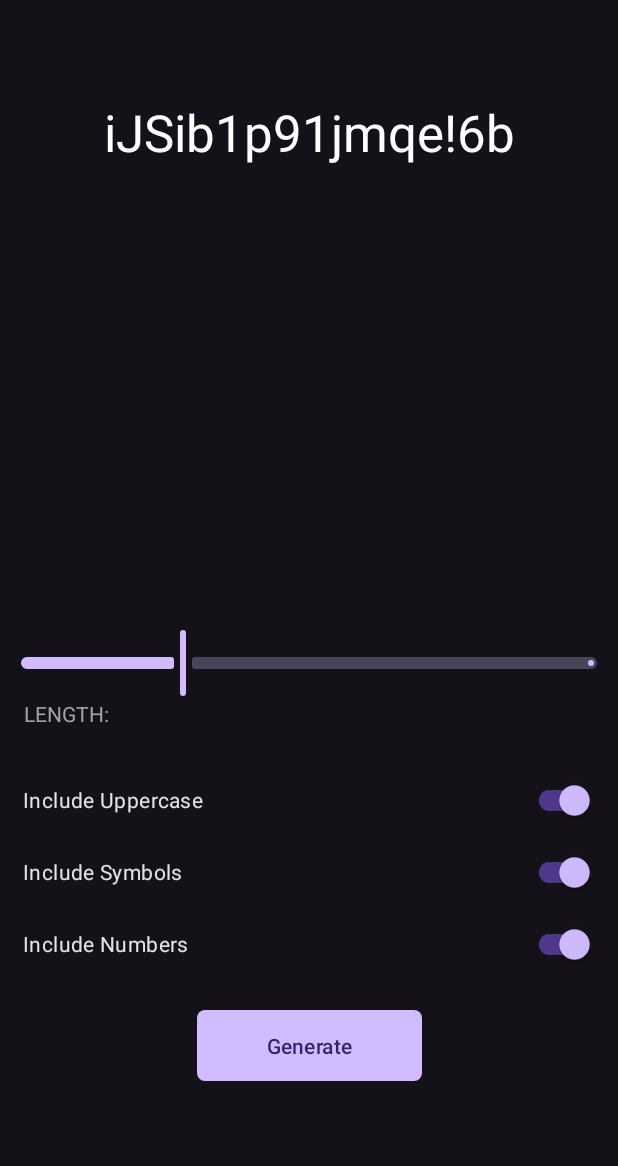
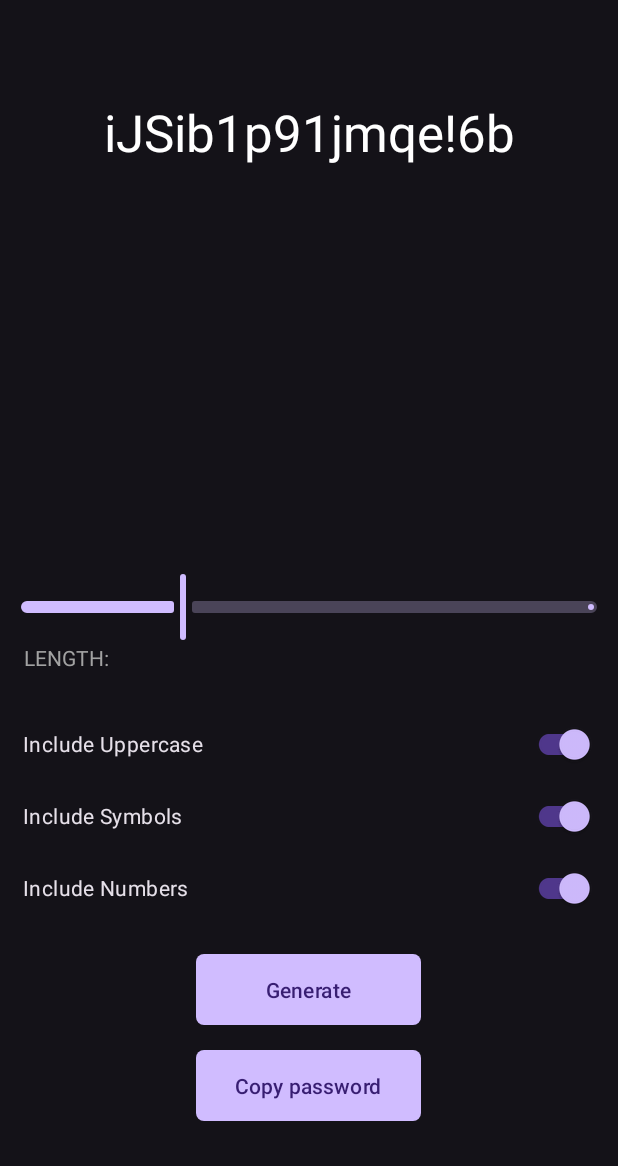
Before and after one commit to hawier-dev/genpass, an Android app: the screen it shows after launch (MainActivity), on a phone screen of 412 x 824 dp, the part 70-1236 px from its top. Run offline under Robolectric (Android 15) with nearby library versions, the phone set to English and light mode, and no system bars; our stand-ins replace navigation-ui.

Commit message:
Copy button

```diff
--- a/app/src/main/java/dev/hawier/genpass/HomeFragment.kt
+++ b/app/src/main/java/dev/hawier/genpass/HomeFragment.kt
@@ -46,6 +46,10 @@ class HomeFragment : Fragment() {
             generatePassword()
         }
 
+        this.binding.copyButton.setOnClickListener {
+            passwordGenerator.copyTextToClipboard(requireContext())
+        }
+
         this.binding.lengthBar.addOnChangeListener { _, value, _ ->
             passwordGenerator.length = value.toInt()
             this.binding.lengthLabel.text = value.toInt().toString()
--- a/app/src/main/java/dev/hawier/genpass/MainActivity.kt
+++ b/app/src/main/java/dev/hawier/genpass/MainActivity.kt
@@ -27,7 +27,6 @@ class MainActivity : AppCompatActivity() {
     }
 
     override fun onCreateOptionsMenu(menu: Menu): Boolean {
-        // Inflate the menu; this adds items to the action bar if it is present.
         menuInflater.inflate(R.menu.menu_main, menu)
         return true
     }
--- a/app/src/main/java/dev/hawier/genpass/utils/PasswordGenerator.kt
+++ b/app/src/main/java/dev/hawier/genpass/utils/PasswordGenerator.kt
@@ -1,4 +1,10 @@
 package dev.hawier.genpass.utils
+
+import android.content.ClipData
+import android.content.ClipboardManager
+import android.content.Context
+import android.widget.Toast
+
 
 open class PasswordGenerator {
     var password: String = "password"
@@ -9,7 +15,7 @@ open class PasswordGenerator {
 
 
     init {
-        generatePassword()
+        this.generatePassword()
     }
     open fun generatePassword() {
         var tempString = ""
@@ -24,4 +30,10 @@ open class PasswordGenerator {
         }
         this.password = tempString
     }
+    open fun copyTextToClipboard(context: Context) {
+        val clipboard = context.getSystemService(Context.CLIPBOARD_SERVICE) as ClipboardManager
+        val clip = ClipData.newPlainText("password", this.password)
+        clipboard.setPrimaryClip(clip)
+        Toast.makeText(context, "Password copied to clipboard", Toast.LENGTH_SHORT).show()
+    }
 }
--- a/app/src/main/res/layout/fragment_home.xml
+++ b/app/src/main/res/layout/fragment_home.xml
@@ -30,16 +30,30 @@
             android:editable="false" />
 
     <Button
-            android:text="@string/gen_passwd"
+        android:id="@+id/genPasswd"
         android:layout_width="150dp"
         android:layout_height="55dp"
-            android:id="@+id/genPasswd"
+        android:text="@string/gen_passwd"
+        app:cornerRadius="@dimen/radius"
+        app:layout_constraintBottom_toTopOf="@+id/copyButton"
         app:layout_constraintEnd_toEndOf="parent"
+        app:layout_constraintHorizontal_bias="0.498"
         app:layout_constraintStart_toStartOf="parent"
+        app:layout_constraintTop_toTopOf="parent"
+        app:layout_constraintVertical_bias="0.986" />
+
+    <Button
+        android:id="@+id/copyButton"
+        android:layout_width="150dp"
+        android:layout_height="55dp"
+        android:text="@string/copy_passwd"
+        app:cornerRadius="@dimen/radius"
         app:layout_constraintBottom_toBottomOf="parent"
+        app:layout_constraintEnd_toEndOf="parent"
+        app:layout_constraintHorizontal_bias="0.498"
+        app:layout_constraintStart_toStartOf="parent"
         app:layout_constraintTop_toTopOf="parent"
-            app:layout_constraintVertical_bias="0.925"
-            app:cornerRadius="@dimen/radius" />
+        app:layout_constraintVertical_bias="0.963" />
 
     <com.google.android.material.slider.Slider
             android:layout_width="0dp"
--- a/build.gradle
+++ b/build.gradle
@@ -1,6 +1,6 @@
 // Top-level build file where you can add configuration options common to all sub-projects/modules.
 plugins {
-    id 'com.android.application' version '8.0.0' apply false
-    id 'com.android.library' version '8.0.0' apply false
+    id 'com.android.application' version '8.0.1' apply false
+    id 'com.android.library' version '8.0.1' apply false
     id 'org.jetbrains.kotlin.android' version '1.8.0' apply false
 }
```
Also changed, not shown: 1 other file. Lines whose indentation alone changed are shown as unchanged.
